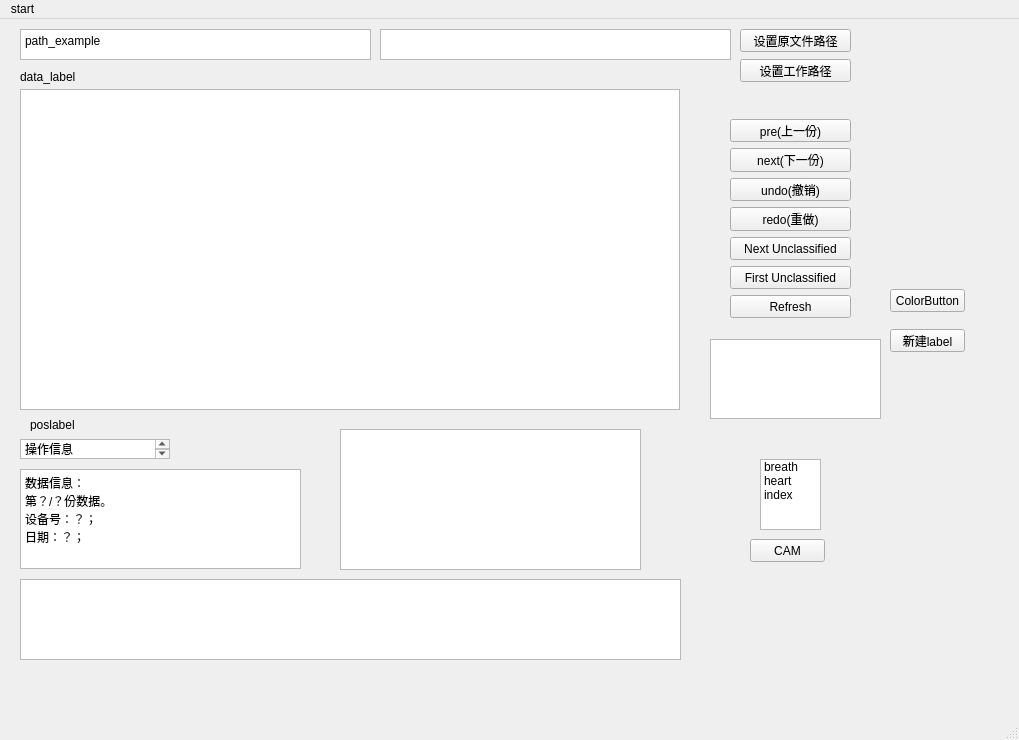
Before: the Qt Designer form bacteria/code_sjh/GUI/dataManager/Windows/labelize_minwise.ui in applerun/Raman_dl_ml, drawn with Qt 5.
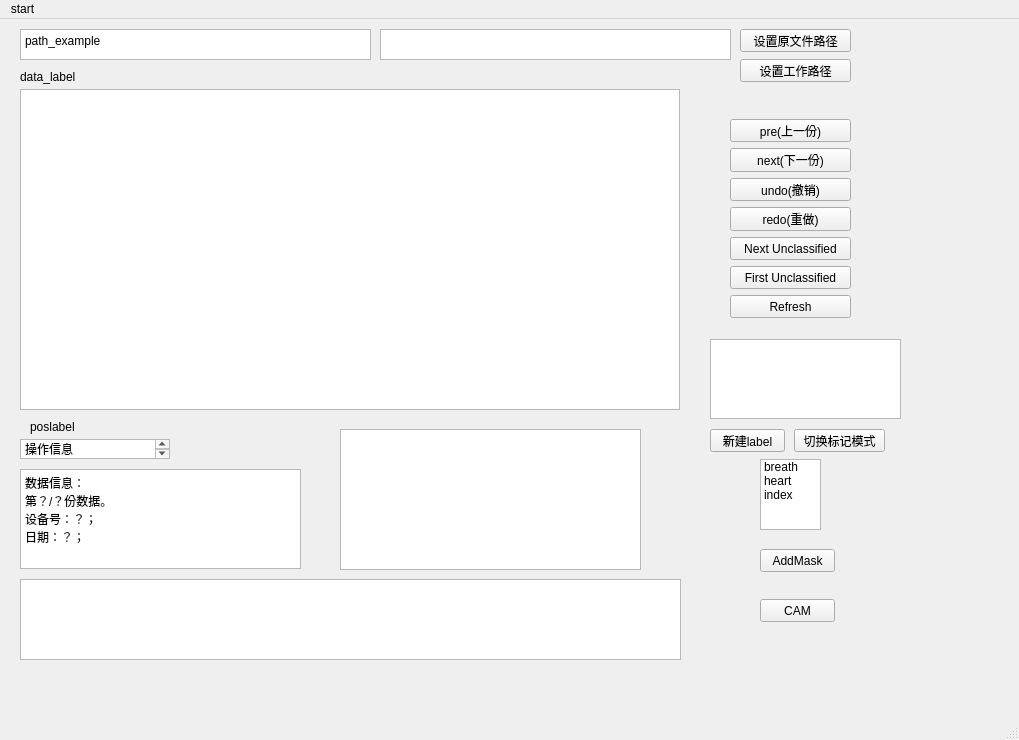
After: the same form once the commit is applied. Custom widgets are drawn as their Qt base class.

Patch:
```diff
--- a/bacteria/code_sjh/GUI/dataManager/Windows/labelize_minwise.ui
+++ b/bacteria/code_sjh/GUI/dataManager/Windows/labelize_minwise.ui
@@ -325,8 +325,8 @@
    <widget class="QPushButton" name="cam_b">
     <property name="geometry">
      <rect>
-      <x>750</x>
-      <y>520</y>
+      <x>760</x>
+      <y>580</y>
       <width>75</width>
       <height>23</height>
      </rect>
@@ -335,24 +335,11 @@
      <string>CAM</string>
     </property>
    </widget>
-   <widget class="ColorButton" name="pushButton">
+   <widget class="QPushButton" name="createlabel_b">
     <property name="geometry">
      <rect>
-      <x>890</x>
-      <y>270</y>
-      <width>75</width>
-      <height>23</height>
-     </rect>
-    </property>
-    <property name="text">
-     <string>ColorButton</string>
-    </property>
-   </widget>
-   <widget class="QPushButton" name="createlabel">
-    <property name="geometry">
-     <rect>
-      <x>890</x>
-      <y>310</y>
+      <x>710</x>
+      <y>410</y>
       <width>75</width>
       <height>23</height>
      </rect>
@@ -366,7 +353,7 @@
      <rect>
       <x>710</x>
       <y>320</y>
-      <width>171</width>
+      <width>191</width>
       <height>80</height>
      </rect>
     </property>
@@ -376,8 +363,8 @@
      <rect>
       <x>30</x>
       <y>400</y>
-      <width>54</width>
-      <height>12</height>
+      <width>291</width>
+      <height>16</height>
      </rect>
     </property>
     <property name="text">
@@ -403,6 +390,32 @@
      </rect>
     </property>
    </widget>
+   <widget class="QPushButton" name="labelModeChanege_btn">
+    <property name="geometry">
+     <rect>
+      <x>794</x>
+      <y>410</y>
+      <width>91</width>
+      <height>23</height>
+     </rect>
+    </property>
+    <property name="text">
+     <string>切换标记模式</string>
+    </property>
+   </widget>
+   <widget class="QPushButton" name="addmask_b">
+    <property name="geometry">
+     <rect>
+      <x>760</x>
+      <y>530</y>
+      <width>75</width>
+      <height>23</height>
+     </rect>
+    </property>
+    <property name="text">
+     <string>AddMask</string>
+    </property>
+   </widget>
   </widget>
   <widget class="QStatusBar" name="statusbar"/>
   <widget class="QMenuBar" name="menubar">
@@ -472,11 +485,6 @@
    <extends>QGraphicsView</extends>
    <header>pyqtgraph</header>
   </customwidget>
-  <customwidget>
-   <class>ColorButton</class>
-   <extends>QPushButton</extends>
-   <header>pyqtgraph</header>
-  </customwidget>
  </customwidgets>
  <resources/>
  <connections/>
```
